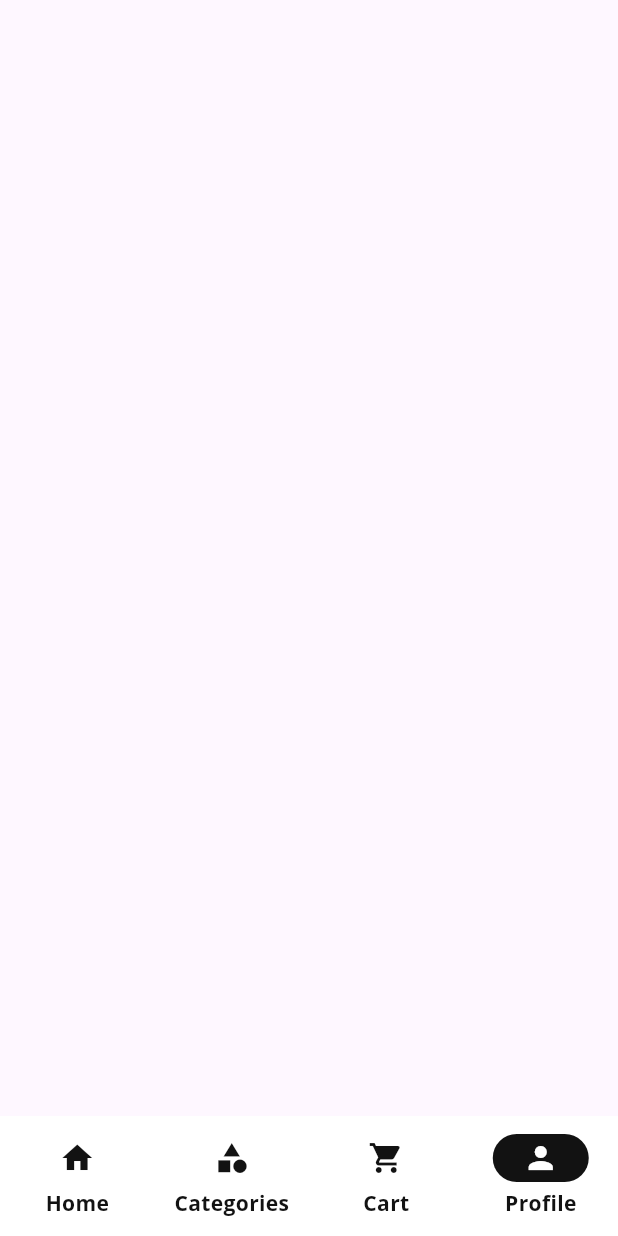
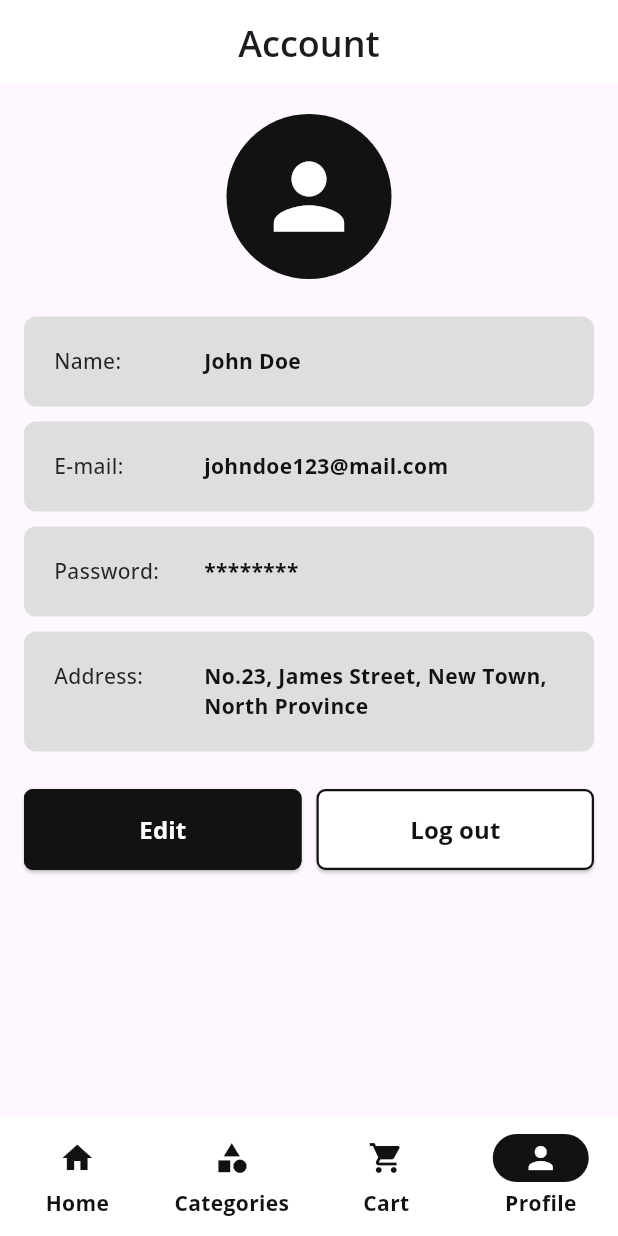
Before and after one commit to azimramadan/free-books-app, a Flutter app: the AccountView screen opened by its route, on a phone screen of 412 x 824 dp. Run offline on Flutter 3.47's test engine with Material 3 defaults, Android fonts, the light colour scheme and no system bars; our stand-ins replace bloc, carousel_slider, cloud_firestore, firebase_auth, firebase_core, flutter_bloc and 4 more; accounts and stored records are empty.

Commit message:
UI Account view done.

```diff
--- a/lib/features/account/presentation/view/account_view.dart
+++ b/lib/features/account/presentation/view/account_view.dart
@@ -1,4 +1,5 @@
-import 'package:flutter/cupertino.dart';
+import 'package:bookly_app/features/account/presentation/view/widgets/account_view_body.dart';
+import 'package:bookly_app/features/shared/presentation/view/widgets/custom_app_bar.dart';
 import 'package:flutter/material.dart';
 
 class AccountView extends StatelessWidget {
@@ -6,6 +7,12 @@ class AccountView extends StatelessWidget {
 
   @override
   Widget build(BuildContext context) {
-    return Scaffold();
+    return Scaffold(
+      appBar: CustomAppBar(title: 'Account'),
+      body: Padding(
+        padding: const EdgeInsets.symmetric(horizontal: 16, vertical: 20),
+        child: AccountViewBody(),
+      ),
+    );
   }
 }
--- /dev/null
+++ b/lib/features/account/presentation/view/widgets/account_view_body.dart
@@ -0,0 +1,54 @@
+import 'package:bookly_app/features/account/presentation/view/widgets/build_info_tile.dart';
+import 'package:bookly_app/features/account/presentation/view/widgets/edit_address_dialog.dart';
+import 'package:bookly_app/features/account/presentation/view/widgets/edit_log_out_buttons.dart';
+import 'package:bookly_app/features/account/presentation/view/widgets/profile_avatar.dart';
+import 'package:flutter/material.dart';
+
+class AccountViewBody extends StatefulWidget {
+  const AccountViewBody({super.key});
+
+  @override
+  State<AccountViewBody> createState() => _AccountViewBodyState();
+}
+
+class _AccountViewBodyState extends State<AccountViewBody> {
+  String address = 'No.23, James Street, New Town, North Province';
+  final TextEditingController addressController = TextEditingController();
+
+  void editAddress() {
+    addressController.text = address;
+
+    showDialog(
+      context: context,
+      builder: (context) {
+        return EditAddressDialog(
+          controller: addressController,
+          onPressed: () {
+            setState(() {
+              address = addressController.text;
+            });
+            Navigator.pop(context);
+          },
+        );
+      },
+    );
+  }
+
+  @override
+  Widget build(BuildContext context) {
+    return SingleChildScrollView(
+      child: Column(
+        children: [
+          ProfileAvatar(),
+          const SizedBox(height: 20),
+          buildInfoTile('Name', 'John Doe'),
+          buildInfoTile('E-mail', 'johndoe123@mail.com'),
+          buildInfoTile('Password', '********'),
+          buildInfoTile('Address', address),
+          const SizedBox(height: 20),
+          EditLogoutButtons(editOnPressed: editAddress, logOutOnPressed: () {}),
+        ],
+      ),
+    );
+  }
+}
--- /dev/null
+++ b/lib/features/account/presentation/view/widgets/build_info_tile.dart
@@ -0,0 +1,40 @@
+import 'package:bookly_app/core/constants.dart';
+import 'package:flutter/material.dart';
+
+Widget buildInfoTile(String title, String value) {
+  return Padding(
+    padding: const EdgeInsets.symmetric(vertical: 5),
+    child: Container(
+      padding: const EdgeInsets.all(20),
+      decoration: BoxDecoration(
+        color: Color(0xffDEDEDE),
+        borderRadius: BorderRadius.circular(8),
+      ),
+      child: Row(
+        crossAxisAlignment: CrossAxisAlignment.start,
+        children: [
+          SizedBox(
+            width: 80,
+            child: Text(
+              '$title: ',
+              style: const TextStyle(
+                fontWeight: FontWeight.w500,
+                color: kSecondaryColor,
+              ),
+            ),
+          ),
+          SizedBox(width: 20),
+          Expanded(
+            child: Text(
+              value,
+              style: const TextStyle(
+                color: kPrimaryColor,
+                fontWeight: FontWeight.bold,
+              ),
+            ),
+          ),
+        ],
+      ),
+    ),
+  );
+}
--- /dev/null
+++ b/lib/features/account/presentation/view/widgets/edit_log_out_buttons.dart
@@ -0,0 +1,33 @@
+import 'package:bookly_app/core/constants.dart';
+import 'package:bookly_app/features/account/presentation/view/widgets/edit_logout_button.dart';
+import 'package:flutter/material.dart';
+
+class EditLogoutButtons extends StatelessWidget {
+  const EditLogoutButtons({
+    super.key,
+    this.logOutOnPressed,
+    this.editOnPressed,
+  });
+  final void Function()? logOutOnPressed;
+  final void Function()? editOnPressed;
+  @override
+  Widget build(BuildContext context) {
+    return Row(
+      children: [
+        Expanded(
+          child: EditLogoutButton(
+            logOutOnPressed: editOnPressed,
+            buttonText: 'Edit',
+          ),
+        ),
+        const SizedBox(width: 10),
+        Expanded(
+          child: EditLogoutButton(
+            logOutOnPressed: logOutOnPressed,
+            buttonText: 'Log out',
+          ),
+        ),
+      ],
+    );
+  }
+}
--- /dev/null
+++ b/lib/features/account/presentation/view/widgets/edit_logout_button.dart
@@ -0,0 +1,36 @@
+import 'package:bookly_app/core/constants.dart';
+import 'package:flutter/material.dart';
+
+class EditLogoutButton extends StatelessWidget {
+  const EditLogoutButton({
+    super.key,
+    required this.logOutOnPressed,
+    required this.buttonText,
+  });
+
+  final void Function()? logOutOnPressed;
+  final String buttonText;
+
+  @override
+  Widget build(BuildContext context) {
+    return ElevatedButton(
+      style: ElevatedButton.styleFrom(
+        minimumSize: Size(double.infinity, 54),
+        shape: RoundedRectangleBorder(
+          borderRadius: BorderRadius.circular(6),
+          side: BorderSide(color: kPrimaryColor, width: 1.5),
+        ),
+        backgroundColor: buttonText == 'Log out' ? Colors.white : kPrimaryColor,
+      ),
+      onPressed: logOutOnPressed,
+      child: Text(
+        buttonText,
+        style: TextStyle(
+          color: buttonText == 'Log out' ? kPrimaryColor : Colors.white,
+          fontWeight: FontWeight.bold,
+          fontSize: 16,
+        ),
+      ),
+    );
+  }
+}
--- /dev/null
+++ b/lib/features/account/presentation/view/widgets/profile_avatar.dart
@@ -0,0 +1,15 @@
+import 'package:bookly_app/core/constants.dart';
+import 'package:flutter/material.dart';
+
+class ProfileAvatar extends StatelessWidget {
+  const ProfileAvatar({super.key});
+
+  @override
+  Widget build(BuildContext context) {
+    return const CircleAvatar(
+      radius: 55,
+      backgroundColor: kPrimaryColor,
+      child: Icon(Icons.person, size: 70, color: Colors.white),
+    );
+  }
+}
--- a/lib/features/auth/presentation/view/register_view.dart
+++ b/lib/features/auth/presentation/view/register_view.dart
@@ -1,7 +1,7 @@
 import 'package:bookly_app/core/constants.dart';
 import 'package:bookly_app/core/notifications/snack_bar_util.dart';
 import 'package:bookly_app/core/routes.dart';
-import 'package:bookly_app/core/presentation/widgets/custom_app_bar.dart';
+import 'package:bookly_app/features/shared/presentation/view/widgets/custom_app_bar.dart';
 import 'package:bookly_app/features/auth/presentation/view/widgets/register_view_body.dart';
 import 'package:bookly_app/features/auth/presentation/view_model/auth_register_cubit/auth_register_cubit.dart';
 import 'package:flutter/material.dart';
--- a/lib/features/auth/presentation/view/sign_in_view.dart
+++ b/lib/features/auth/presentation/view/sign_in_view.dart
@@ -1,7 +1,7 @@
 import 'package:bookly_app/core/constants.dart';
 import 'package:bookly_app/core/notifications/snack_bar_util.dart';
 import 'package:bookly_app/core/routes.dart';
-import 'package:bookly_app/core/presentation/widgets/custom_app_bar.dart';
+import 'package:bookly_app/features/shared/presentation/view/widgets/custom_app_bar.dart';
 import 'package:bookly_app/features/auth/presentation/view/widgets/sign_in_view_body.dart';
 import 'package:bookly_app/features/auth/presentation/view_model/auth_sign_in_cubit/auth_sign_in_cubit.dart';
 import 'package:flutter/material.dart';
--- a/lib/features/shared/presentation/view/books_grid_view.dart
+++ b/lib/features/shared/presentation/view/books_grid_view.dart
@@ -1,4 +1,4 @@
-import 'package:bookly_app/core/presentation/widgets/custom_app_bar.dart';
+import 'package:bookly_app/features/shared/presentation/view/widgets/custom_app_bar.dart';
 import 'package:bookly_app/features/home/data/models/book_model.dart';
 import 'package:bookly_app/features/shared/presentation/view/widgets/book_card.dart';
 import 'package:flutter/material.dart';
```
Also changed, not shown: lib/features/account/presentation/view/widgets/address_text_field.dart (added, +26 -0 lines), lib/features/account/presentation/view/widgets/dialog_buttons.dart (added, +42 -0 lines), lib/features/account/presentation/view/widgets/edit_address_dialog.dart (added, +24 -0 lines), lib/features/shared/presentation/view/widgets/custom_app_bar.dart (renamed from lib/core/presentation/widgets/custom_app_bar.dart).
